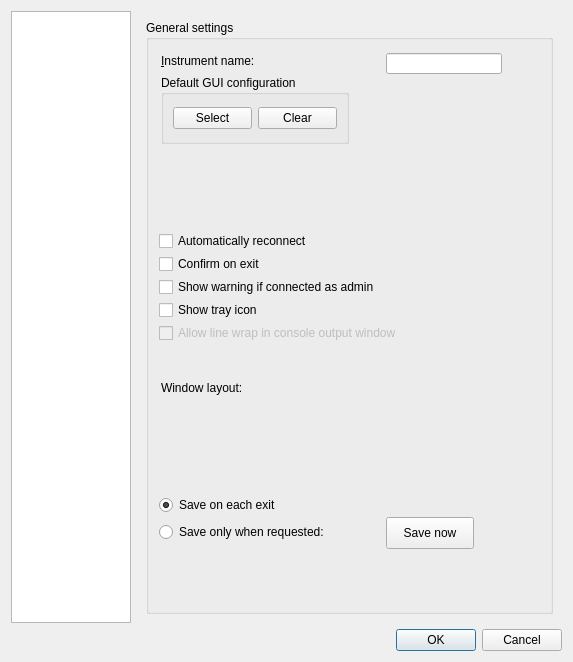
Qt form nicos_ess/gui/dialogs/settings.ui (ess-dmsc/nicos) before a commit.
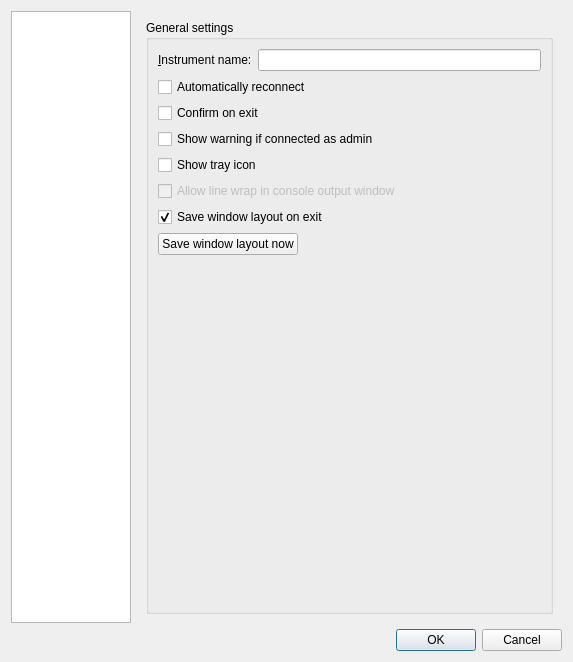
The same form after that commit.

Commit message: fixed up weird layout of preferences dialog

Diff of the .ui file:
```diff
--- a/nicos_ess/gui/dialogs/settings.ui
+++ b/nicos_ess/gui/dialogs/settings.ui
@@ -38,15 +38,11 @@
          <property name="title">
           <string>General settings</string>
          </property>
+         <layout class="QVBoxLayout" name="verticalLayout_2">
+          <item>
+           <layout class="QHBoxLayout" name="horizontalLayout_4">
+            <item>
          <widget class="QLabel" name="label_2">
-          <property name="geometry">
-           <rect>
-            <x>15</x>
-            <y>33</y>
-            <width>105</width>
-            <height>16</height>
-           </rect>
-          </property>
           <property name="text">
            <string>&amp;Instrument name:</string>
           </property>
@@ -54,15 +50,9 @@
            <cstring>instrument</cstring>
           </property>
          </widget>
+            </item>
+            <item>
          <widget class="QLineEdit" name="instrument">
-          <property name="geometry">
-           <rect>
-            <x>240</x>
-            <y>33</y>
-            <width>116</width>
-            <height>21</height>
-           </rect>
-          </property>
           <property name="sizePolicy">
            <sizepolicy hsizetype="Expanding" vsizetype="Fixed">
             <horstretch>0</horstretch>
@@ -70,176 +60,59 @@
            </sizepolicy>
           </property>
          </widget>
-         <widget class="QGroupBox" name="groupInstrConfig">
-          <property name="geometry">
-           <rect>
-            <x>15</x>
-            <y>55</y>
-            <width>188</width>
-            <height>69</height>
-           </rect>
-          </property>
-          <property name="title">
-           <string>Default GUI configuration</string>
-          </property>
-          <layout class="QHBoxLayout" name="horizontalLayout_2">
-           <item>
-            <widget class="QPushButton" name="selectConfigBtn">
-             <property name="toolTip">
-              <string>Select default instrument gui configuration</string>
-             </property>
-             <property name="text">
-              <string>Select</string>
-             </property>
-            </widget>
-           </item>
-           <item>
-            <widget class="QPushButton" name="clearConfigBtn">
-             <property name="toolTip">
-              <string>Clear default instrument gui configuration</string>
-             </property>
-             <property name="text">
-              <string>Clear</string>
-             </property>
-            </widget>
-           </item>
-           <item>
-            <spacer name="horizontalSpacer_3">
-             <property name="orientation">
-              <enum>Qt::Horizontal</enum>
-             </property>
-             <property name="sizeHint" stdset="0">
-              <size>
-               <width>0</width>
-               <height>0</height>
-              </size>
-             </property>
-            </spacer>
-           </item>
-          </layout>
-         </widget>
+            </item>
+           </layout>
+          </item>
+          <item>
          <widget class="QCheckBox" name="autoReconnect">
-          <property name="geometry">
-           <rect>
-            <x>13</x>
-            <y>211</y>
-            <width>170</width>
-            <height>20</height>
-           </rect>
-          </property>
           <property name="text">
            <string>Automatically reconnect</string>
           </property>
          </widget>
+          </item>
+          <item>
          <widget class="QCheckBox" name="confirmExit">
-          <property name="geometry">
-           <rect>
-            <x>13</x>
-            <y>234</y>
-            <width>116</width>
-            <height>20</height>
-           </rect>
-          </property>
           <property name="text">
            <string>Confirm on exit</string>
           </property>
          </widget>
+          </item>
+          <item>
          <widget class="QCheckBox" name="warnWhenAdmin">
-          <property name="geometry">
-           <rect>
-            <x>13</x>
-            <y>257</y>
-            <width>244</width>
-            <height>20</height>
-           </rect>
-          </property>
           <property name="text">
            <string>Show warning if connected as admin</string>
           </property>
          </widget>
+          </item>
+          <item>
          <widget class="QCheckBox" name="showTrayIcon">
-          <property name="geometry">
-           <rect>
-            <x>13</x>
-            <y>280</y>
-            <width>114</width>
-            <height>20</height>
-           </rect>
-          </property>
           <property name="text">
            <string>Show tray icon</string>
           </property>
          </widget>
+          </item>
+          <item>
          <widget class="QCheckBox" name="allowOutputLineWrap">
           <property name="enabled">
            <bool>false</bool>
           </property>
-          <property name="geometry">
-           <rect>
-            <x>13</x>
-            <y>303</y>
-            <width>271</width>
-            <height>20</height>
-           </rect>
-          </property>
           <property name="text">
            <string>Allow line wrap in console output window</string>
           </property>
          </widget>
-         <widget class="QLabel" name="label">
-          <property name="geometry">
-           <rect>
-            <x>15</x>
-            <y>359</y>
-            <width>92</width>
-            <height>16</height>
-           </rect>
-          </property>
+          </item>
+          <item>
+           <widget class="QCheckBox" name="autoSaveLayout">
           <property name="text">
-           <string>Window layout:</string>
-          </property>
-          <property name="alignment">
-           <set>Qt::AlignBottom|Qt::AlignLeading|Qt::AlignLeft</set>
-          </property>
-         </widget>
-         <widget class="QRadioButton" name="autoSaveLayout">
-          <property name="geometry">
-           <rect>
-            <x>13</x>
-            <y>475</y>
-            <width>130</width>
-            <height>20</height>
-           </rect>
-          </property>
-          <property name="text">
-           <string>Save on each exit</string>
+             <string>Save window layout on exit</string>
           </property>
           <property name="checked">
            <bool>true</bool>
           </property>
          </widget>
-         <widget class="QRadioButton" name="manualSaveLayout">
-          <property name="geometry">
-           <rect>
-            <x>13</x>
-            <y>502</y>
-            <width>211</width>
-            <height>20</height>
-           </rect>
-          </property>
-          <property name="text">
-           <string>Save only when requested:       </string>
-          </property>
-         </widget>
+          </item>
+          <item>
          <widget class="QPushButton" name="saveLayoutBtn">
-          <property name="geometry">
-           <rect>
-            <x>240</x>
-            <y>497</y>
-            <width>88</width>
-            <height>32</height>
-           </rect>
-          </property>
           <property name="sizePolicy">
            <sizepolicy hsizetype="Fixed" vsizetype="Fixed">
             <horstretch>0</horstretch>
@@ -247,9 +120,27 @@
            </sizepolicy>
           </property>
           <property name="text">
-           <string>Save now</string>
-          </property>
-         </widget>
+             <string>Save window layout now</string>
+            </property>
+           </widget>
+          </item>
+          <item>
+           <layout class="QHBoxLayout" name="horizontalLayout_2"/>
+          </item>
+          <item>
+           <spacer name="verticalSpacer_2">
+            <property name="orientation">
+             <enum>Qt::Vertical</enum>
+            </property>
+            <property name="sizeHint" stdset="0">
+             <size>
+              <width>20</width>
+              <height>40</height>
+             </size>
+            </property>
+           </spacer>
+          </item>
+         </layout>
         </widget>
        </item>
       </layout>
```
Lines whose indentation alone changed are shown as unchanged. The commit also changes 1 other file.
